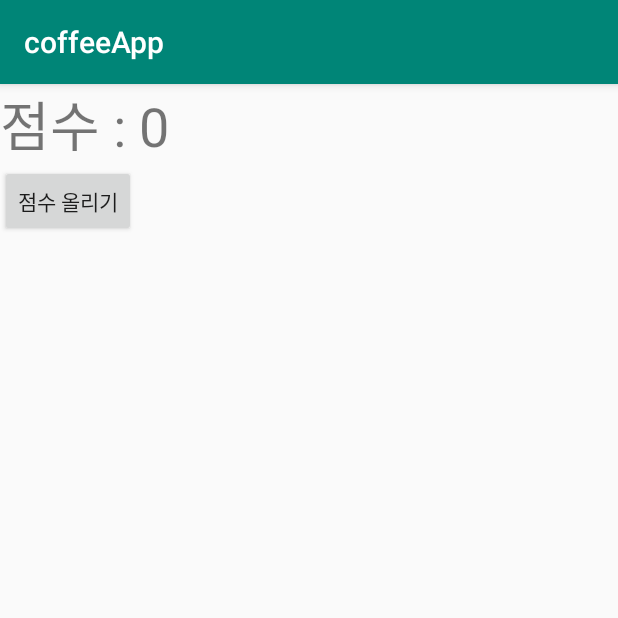
After one commit to yeonyang9421/CoffeeApp, an Android app: the LifeCycleActivity screen opened directly, with no data from a screen before it, on a phone screen of 412 x 824 dp, the top half of it. The commit adds this screen. Run offline under Robolectric (Android 15) with nearby library versions, the phone set to English and light mode, and no system bars.

Commit message:
12일차 액티비티의 LifeCycle2 onsaveInstance 구현!

```diff
--- a/app/src/main/java/kr/co/woobi/imyeon/coffeeapp/ListViewActivity.java
+++ b/app/src/main/java/kr/co/woobi/imyeon/coffeeapp/ListViewActivity.java
@@ -22,6 +22,7 @@ import kr.co.woobi.imyeon.coffeeapp.activities.BankActivity;
 import kr.co.woobi.imyeon.coffeeapp.activities.CoffeeActivity;
 import kr.co.woobi.imyeon.coffeeapp.activities.ImplicitActivity;
 import kr.co.woobi.imyeon.coffeeapp.activities.IntentExamActivity;
+import kr.co.woobi.imyeon.coffeeapp.activities.LifeCycleActivity;
 import kr.co.woobi.imyeon.coffeeapp.activities.MemoActivity;
 import kr.co.woobi.imyeon.coffeeapp.activities.SignUpExamActivity;
 import kr.co.woobi.imyeon.coffeeapp.activities.StartActivityResult;
@@ -52,6 +53,7 @@ public class ListViewActivity extends AppCompatActivity {
         addItem("날씨앱", "모델클래스를 활용하여 BaseAdapter 연습", WeatherActivity.class);
         addItem("메모장", "메모장연습문제", MemoActivity.class);
         addItem("은행 예제", "은행앱연습문제", BankActivity.class);
+        addItem("액티비티 라이프사이클", "액티비티사이클", LifeCycleActivity.class);
 
 
         Collections.reverse(mDataList);
--- /dev/null
+++ b/app/src/main/java/kr/co/woobi/imyeon/coffeeapp/activities/LifeCycleActivity.java
@@ -0,0 +1,87 @@
+package kr.co.woobi.imyeon.coffeeapp.activities;
+
+import android.support.v7.app.AppCompatActivity;
+import android.os.Bundle;
+import android.util.Log;
+import android.view.View;
+import android.widget.TextView;
+
+import kr.co.woobi.imyeon.coffeeapp.R;
+
+public class LifeCycleActivity extends AppCompatActivity {
+
+    private static final String TAG=LifeCycleActivity.class.getSimpleName();
+    private TextView mScoreTextView;
+    private int mScore=0;
+
+    @Override
+    protected void onCreate(Bundle savedInstanceState) {
+        super.onCreate(savedInstanceState);
+        setContentView(R.layout.activity_life_cycle);
+
+        mScoreTextView=findViewById(R.id.text_score);
+        setScore(mScore);
+        Log.d(TAG, "onCreate: ");
+
+        //복원
+        if(savedInstanceState !=null){
+            mScore=savedInstanceState.getInt("score");
+            setScore(mScore);
+        }
+    }
+
+    private void setScore(int score) {
+        mScoreTextView.setText("점수 : " + score);
+    }
+
+    @Override
+    protected void onStart() {
+        super.onStart();
+        Log.d(TAG,"onStart : ");
+    }
+
+
+    @Override
+    protected void onResume() {
+        super.onResume();
+        Log.d(TAG,"onResume : ");
+    }
+
+    @Override
+    protected void onPause() {
+        super.onPause();
+        Log.d(TAG,"onPause: ");
+    }
+
+    @Override
+    protected void onStop() {
+        super.onStop();
+        Log.d(TAG,"onStop : ");
+    }
+
+    @Override
+    protected void onRestart() {
+        super.onRestart();
+        Log.d(TAG,"onReStart: ");
+    }
+
+    @Override
+    protected void onDestroy() {
+        super.onDestroy();
+        Log.d(TAG,"onDestroy");
+    }
+
+    public void onClick(View view) {
+      mScore +=100;
+      setScore(mScore);
+    }
+
+    //인스턴스의 상태를 저장
+    @Override
+    protected void onSaveInstanceState(Bundle outState) {
+        super.onSaveInstanceState(outState);
+        Log.d(TAG, "onSaveInstanceState: ");
+
+        outState.putInt("score", mScore);
+    }
+}
--- /dev/null
+++ b/app/src/main/res/layout/activity_life_cycle.xml
@@ -0,0 +1,23 @@
+<?xml version="1.0" encoding="utf-8"?>
+<LinearLayout xmlns:android="http://schemas.android.com/apk/res/android"
+    xmlns:app="http://schemas.android.com/apk/res-auto"
+    xmlns:tools="http://schemas.android.com/tools"
+    android:layout_width="match_parent"
+    android:layout_height="match_parent"
+    android:orientation="vertical"
+    tools:context=".activities.LifeCycleActivity">
+
+    <TextView
+        android:id="@+id/text_score"
+        android:layout_width="wrap_content"
+        android:layout_height="wrap_content"
+        android:text="점수  : 1000"
+        android:textSize="36dp" />
+
+    <Button
+        android:layout_width="wrap_content"
+        android:layout_height="wrap_content"
+        android:onClick="onClick"
+        android:text="점수 올리기" />
+
+</LinearLayout>
```
Also changed, not shown: app/src/main/AndroidManifest.xml (+12 -28 lines).
